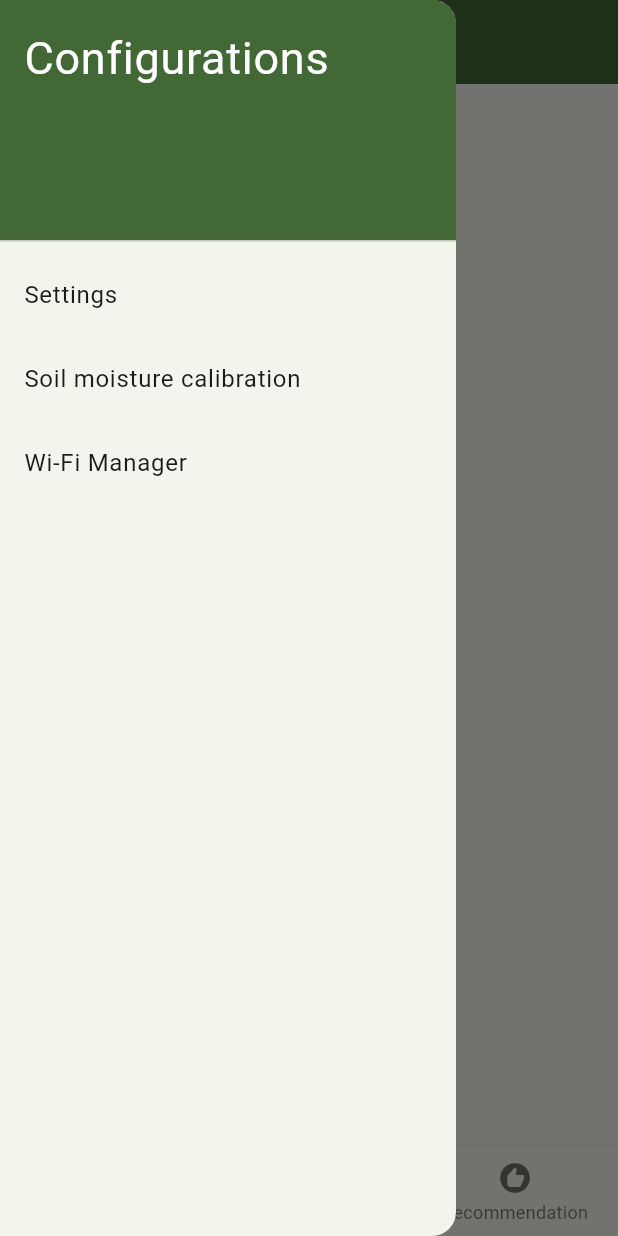
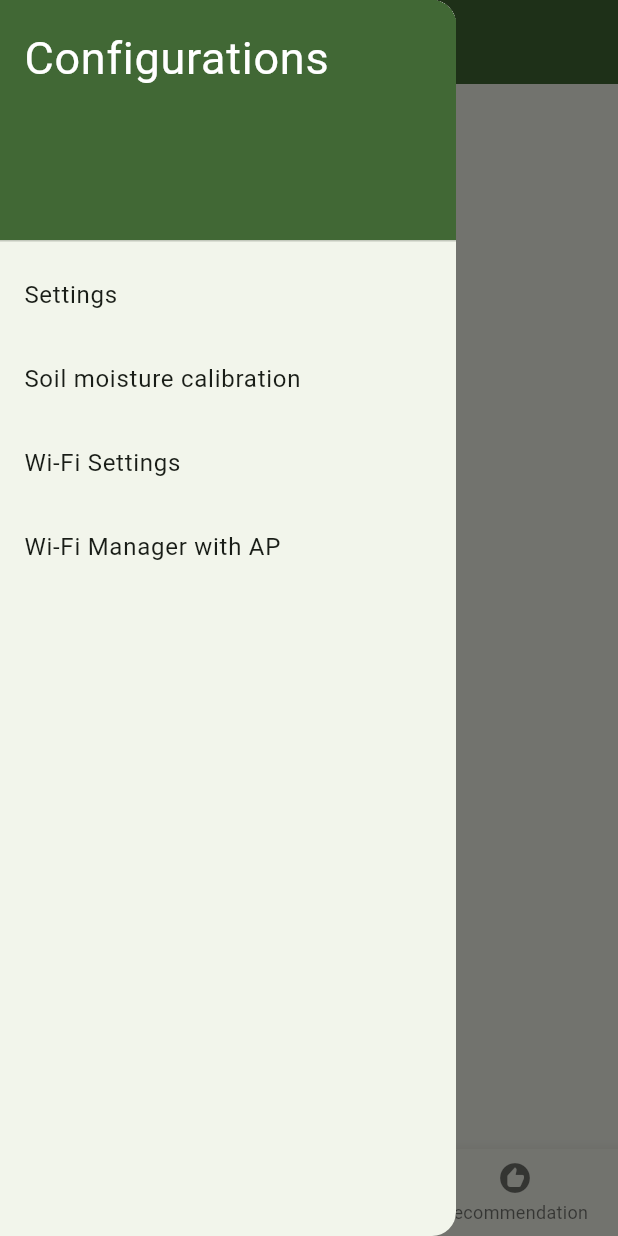
Before and after one commit to gilrom/smart-garden, a Flutter app: the screen it shows after launch, with the side drawer open, on a phone screen of 412 x 824 dp. Run offline on Flutter 3.47's test engine with Material 3 defaults, Android fonts, the phone set to English and light mode, and no system bars; our stand-ins replace firebase_core, firebase_database, syncfusion_flutter_charts; missing offline and left inert: linear_timer; accounts and stored records are empty.

Commit message:
final submission

```diff
--- a/smart_garden_app/lib/ground_settings_screen.dart
+++ b/smart_garden_app/lib/ground_settings_screen.dart
@@ -160,6 +160,7 @@ class _GroundSettingsScreenState extends State<GroundSettingsScreen> {
                   else{
                     Navigator.of(context).pop();
                     showOfflineDialog();
+                    _updateFirebaseDataForStartTuning(Tuning.stop);
                   }
                 },
                 child: const Text('Next'),
--- a/smart_garden_app/lib/main.dart
+++ b/smart_garden_app/lib/main.dart
@@ -95,15 +95,15 @@ class _MyHomePageState extends State<MyHomePage> {
                 _navigateToScreen(const GroundSettingsScreen());
               },
             ),
-            // ListTile(
-            //   title: const Text('Wi-Fi'),
-            //   onTap: () {
-            //     Navigator.pop(context);
-            //     _navigateToScreen(const WifiScreen());
-            //   },
-            // ),
             ListTile(
-              title: const Text('Wi-Fi Manager'),
+              title: const Text('Wi-Fi Settings'),
+              onTap: () {
+                Navigator.pop(context);
+                _navigateToScreen(const WifiScreen());
+              },
+            ),
+            ListTile(
+              title: const Text('Wi-Fi Manager with AP'),
               onTap: () {
                 Navigator.pop(context);
                 _navigateToScreen(UrlLaunchPage());
--- a/smart_garden_app/lib/wifi_screen.dart
+++ b/smart_garden_app/lib/wifi_screen.dart
@@ -32,7 +32,7 @@ Widget build(BuildContext context) {
         mainAxisAlignment: MainAxisAlignment.center,
         children: [
           const SizedBox(height: 20),
-          const Text('Wi-Fi Settings:'),
+          const Text('Wi-Fi Settings (for already connected Arduino):'),
           SizedBox(
             width: 200,
             child: TextField(
```
Also changed, not shown: smart_garden_app/lib/wifi_withAP_screen.dart (+25 -1 lines), smart_garden_app/pubspec.lock.
